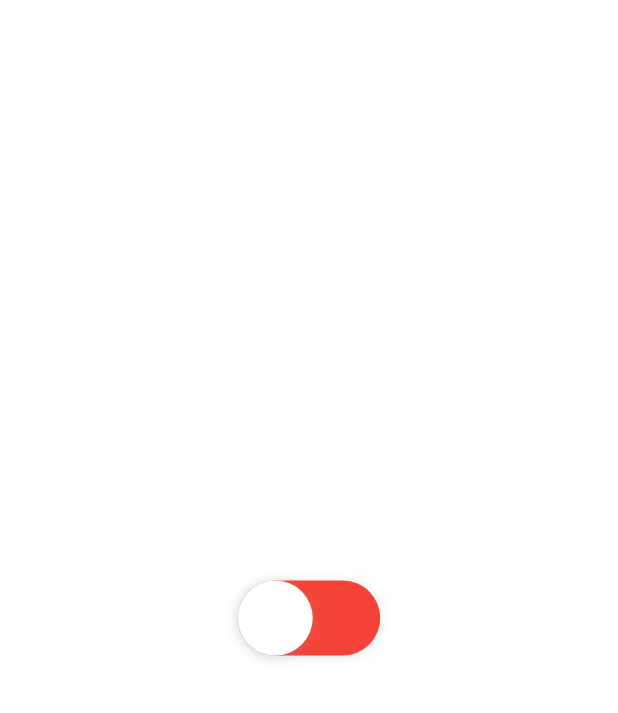
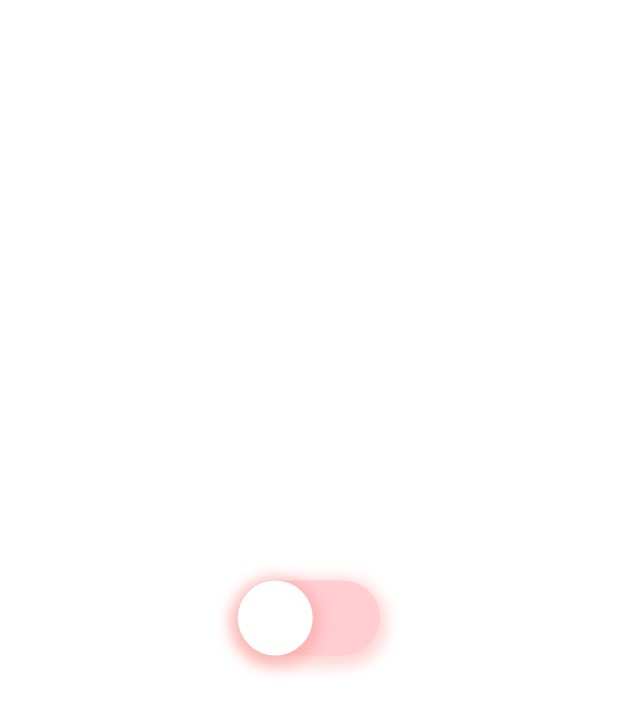
Before and after one commit to esentis/load_switch, a Flutter app: the screen it shows after launch, on a phone screen of 412 x 824 dp. Shown: the top 713 px of the screen. Run offline on Flutter 3.47's test engine with Material 2 defaults, Android fonts, the phone set to English and light mode, and no system bars.

Commit message:
🤡 Updates example

```diff
--- a/example/lib/main.dart
+++ b/example/lib/main.dart
@@ -16,8 +16,11 @@ class _MyAppState extends State<MyApp> {
   bool value = false;
 
   Future<bool> _getFuture() async {
+    print('Calling futute...');
     await Future.delayed(const Duration(seconds: 2));
-    return !value;
+    print('Future returned.');
+    value = !value;
+    return value;
   }
 
   @override
@@ -33,6 +36,43 @@ class _MyAppState extends State<MyApp> {
           LoadSwitch(
             value: value,
             future: _getFuture,
+            curveIn: Curves.easeInBack,
+            curveOut: Curves.easeOutBack,
+            animationDuration: const Duration(milliseconds: 500),
+            switchDecoration: (value) => BoxDecoration(
+              color: value ? Colors.green[100] : Colors.red[100],
+              borderRadius: BorderRadius.circular(30),
+              shape: BoxShape.rectangle,
+              boxShadow: [
+                BoxShadow(
+                  color: value
+                      ? Colors.green.withOpacity(0.2)
+                      : Colors.red.withOpacity(0.2),
+                  spreadRadius: 5,
+                  blurRadius: 7,
+                  offset: const Offset(0, 3), // changes position of shadow
+                ),
+              ],
+            ),
+            spinColor: (value) => value
+                ? const Color.fromARGB(255, 41, 232, 31)
+                : const Color.fromARGB(255, 255, 77, 77),
+            spinStrokeWidth: 3,
+            thumbDecoration: (value) => BoxDecoration(
+              color: Colors.white,
+              borderRadius: BorderRadius.circular(30),
+              shape: BoxShape.rectangle,
+              boxShadow: [
+                BoxShadow(
+                  color: value
+                      ? Colors.green.withOpacity(0.2)
+                      : Colors.red.withOpacity(0.2),
+                  spreadRadius: 5,
+                  blurRadius: 7,
+                  offset: const Offset(0, 3), // changes position of shadow
+                ),
+              ],
+            ),
             onChange: (v) {
               value = v;
               print('Value changed to $v');
```
